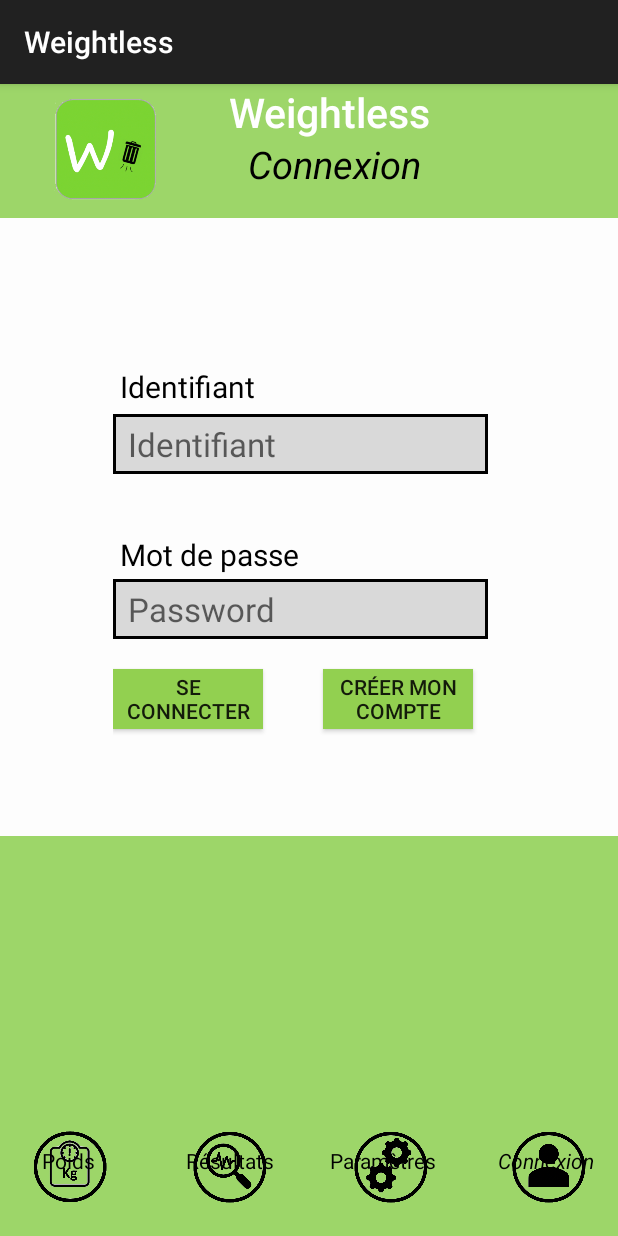
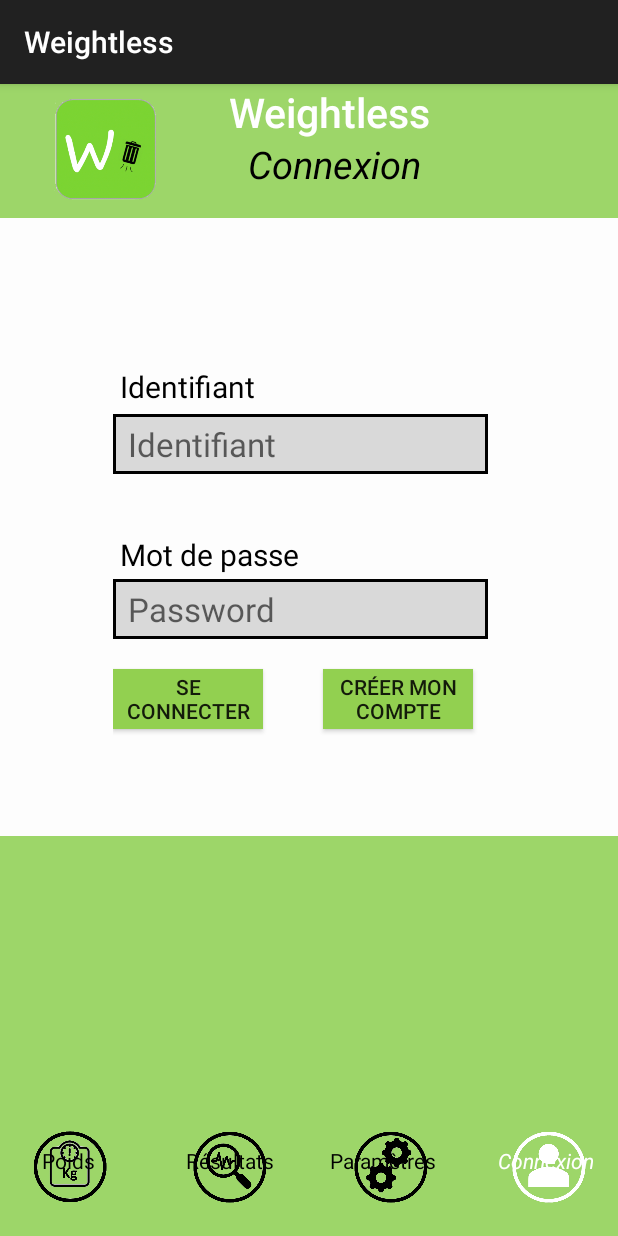
Before and after one commit to VinceDollo/Weightless, an Android app: the activity_connexion screen opened directly, with no data from a screen before it, on a phone screen of 412 x 824 dp. Run offline under Robolectric (Android 15) with nearby library versions, the phone set to English and light mode, and no system bars.

Commit message:
bouton blanc pour connexion

```diff
--- a/app/src/main/res/layout/activity_connexion.xml
+++ b/app/src/main/res/layout/activity_connexion.xml
@@ -225,7 +225,7 @@
         android:id="@+id/logoConnexion"
         android:layout_width="60dp"
         android:layout_height="50dp"
-        android:src="@drawable/logo_connexion"
+        android:src="@drawable/logo_connexionblanc"
         app:layout_constraintBottom_toBottomOf="parent"
         app:layout_constraintEnd_toEndOf="parent"
         app:layout_constraintHorizontal_bias="0.954"
@@ -242,7 +242,7 @@
         android:layout_marginTop="708dp"
         android:text="@string/connexion"
         android:textAppearance="@style/TextAppearance.AppCompat.Display1"
-        android:textColor="@color/black"
+        android:textColor="@color/blanc"
         android:textSize="14sp"
         app:layout_constraintStart_toStartOf="parent"
         app:layout_constraintTop_toTopOf="parent"
```
Also changed, not shown: app/src/main/res/drawable-v24/logo_connexionblanc.png (added), app/src/main/res/drawable-v24/logo_paramblanc.png (added), app/src/main/res/drawable-v24/logo_resultatblanc.png (added).
